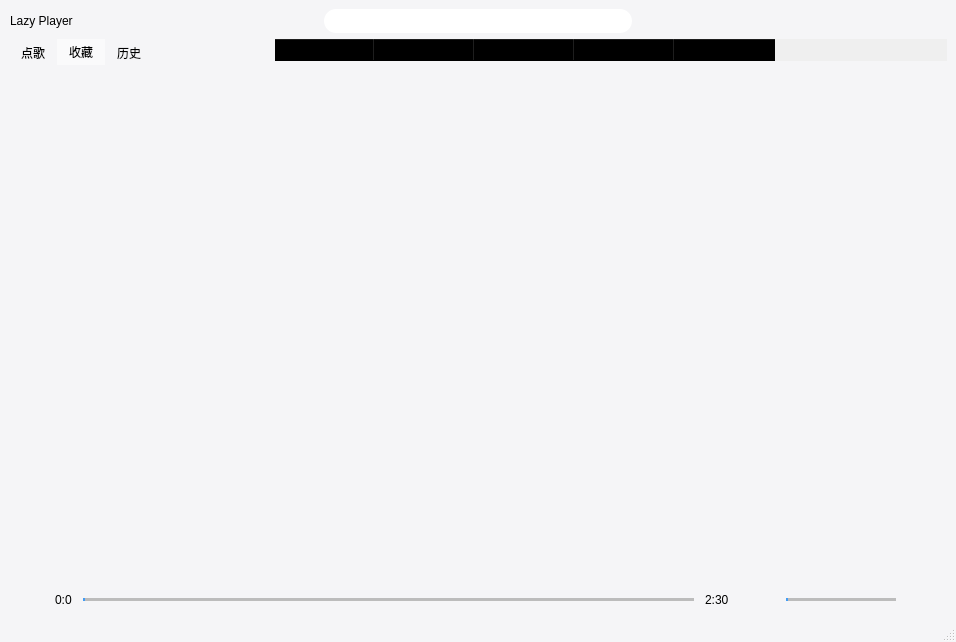
Above: orderplayerwindow.ui from iwxyi/NeveMusic before the change. Below: the same form after it.
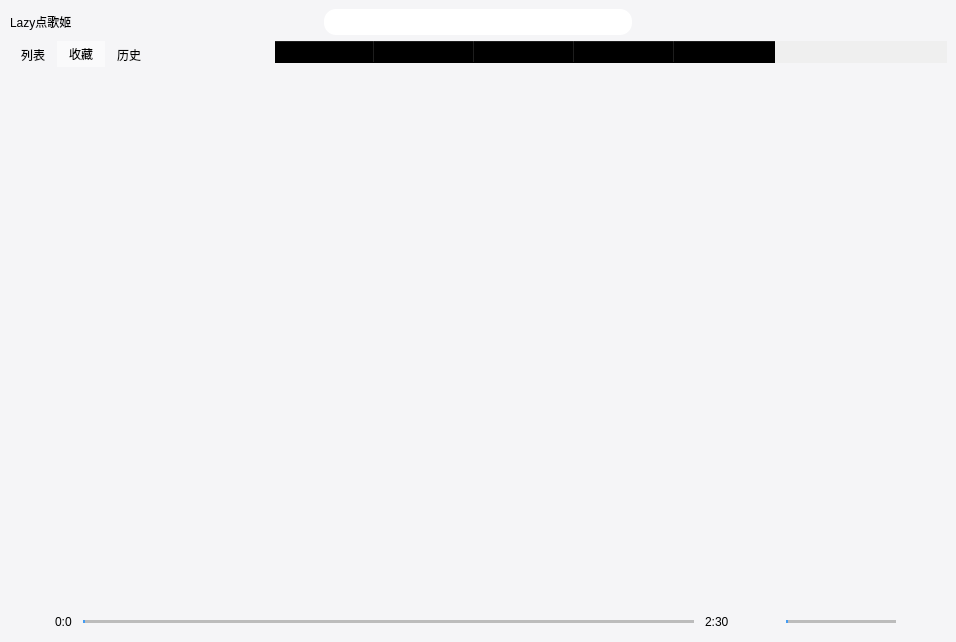
That is the form after the change. The open tabs and pages were chosen to show the change. Icons and pictures are not drawn.

Commit message: 新增添加列表

What changed in the file:
```diff
--- a/orderplayerwindow.ui
+++ b/orderplayerwindow.ui
@@ -32,7 +32,7 @@
          <string notr="true">text-align: left;</string>
         </property>
         <property name="text">
-         <string>Lazy Player</string>
+         <string>Lazy点歌姬</string>
         </property>
         <property name="icon">
          <iconset resource="resources.qrc">
@@ -169,7 +169,7 @@
 }</string>
            </property>
            <attribute name="title">
-            <string>点歌</string>
+            <string>列表</string>
            </attribute>
            <layout class="QVBoxLayout" name="verticalLayout_4">
             <property name="leftMargin">
@@ -368,7 +368,7 @@
              <bool>true</bool>
             </attribute>
             <attribute name="verticalHeaderVisible">
-             <bool>true</bool>
+             <bool>false</bool>
             </attribute>
             <column>
              <property name="text">
@@ -534,7 +534,6 @@
     </rect>
    </property>
   </widget>
-  <widget class="QStatusBar" name="statusbar"/>
  </widget>
  <resources>
   <include location="resources.qrc"/>
```
Left out of the diff: 27 changed lines with no effect on the pictures. The commit also changes 9 other files.
